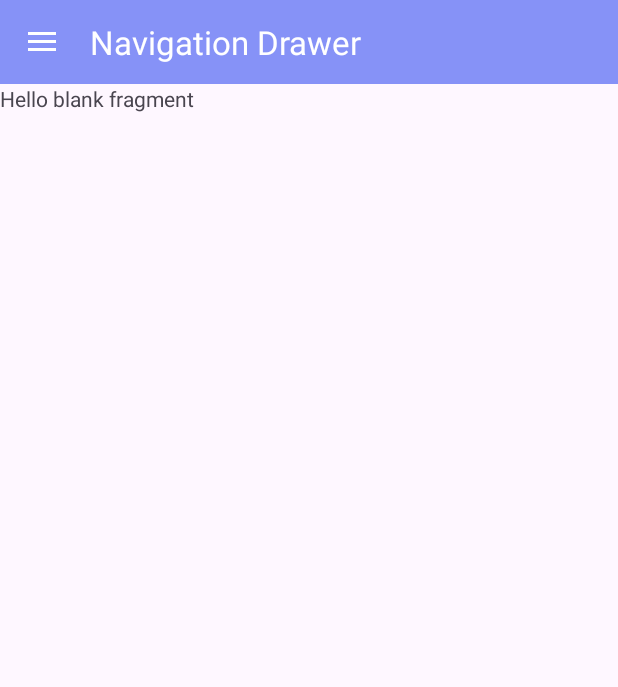
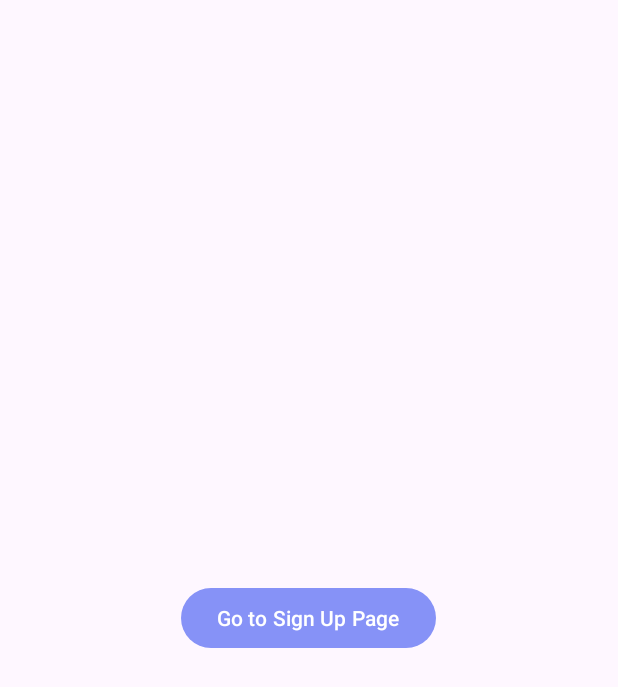
Before and after one commit to ibrahimmi23-meet/sea, an Android app: the screen it shows after launch (MainActivity), on a phone screen of 412 x 824 dp. Shown: the top 687 px of the screen. Run offline under Robolectric (Android 15) with nearby library versions, the phone set to English and light mode, and no system bars.

```diff
--- a/app/src/main/AndroidManifest.xml
+++ b/app/src/main/AndroidManifest.xml
@@ -12,6 +12,9 @@
         android:supportsRtl="true"
         android:theme="@style/Theme.Deep10"
         tools:targetApi="31">
+        <activity
+            android:name=".HomePage"
+            android:exported="false" />
         <activity
             android:name=".DivingCentersActivity"
             android:exported="false" />
--- a/app/src/main/java/com/example/deep10/MainActivity.java
+++ b/app/src/main/java/com/example/deep10/MainActivity.java
@@ -9,68 +9,32 @@ import androidx.drawerlayout.widget.DrawerLayout;
 import android.content.Intent;
 import android.os.Bundle;
 import android.view.MenuItem;
+import android.view.View;
+import android.widget.Button;
 import android.widget.Toast;
 
 import com.google.android.material.navigation.NavigationView;
 
-public class MainActivity extends AppCompatActivity implements NavigationView.OnNavigationItemSelectedListener {
+public class MainActivity extends AppCompatActivity {
 
-    private DrawerLayout drawerLayout;
+    private Button signUpButton;
 
     @Override
     protected void onCreate(Bundle savedInstanceState) {
         super.onCreate(savedInstanceState);
         setContentView(R.layout.activity_main);
 
-        Toolbar toolbar = findViewById(R.id.toolbar); //Ignore red line errors
-        setSupportActionBar(toolbar);
+        // Find the sign-up button
+        signUpButton = findViewById(R.id.buttonSignUpPage);
 
-        drawerLayout = findViewById(R.id.drawer_layout);
-        NavigationView navigationView = findViewById(R.id.nav_view);
-        navigationView.setNavigationItemSelectedListener(this);
-
-        ActionBarDrawerToggle toggle = new ActionBarDrawerToggle(this, drawerLayout, toolbar, R.string.open_nav,
-                R.string.close_nav);
-        drawerLayout.addDrawerListener(toggle);
-        toggle.syncState();
-
-        if (savedInstanceState == null) {
-            getSupportFragmentManager().beginTransaction().replace(R.id.fragment_container, new HomeFragment()).commit();
-            navigationView.setCheckedItem(R.id.nav_home);
-        }
-    }
-
-    @Override
-    public boolean onNavigationItemSelected(@NonNull MenuItem item) {
-        if(R.id.nav_home==item.getItemId()){
-            getSupportFragmentManager().beginTransaction().replace(R.id.fragment_container, new HomeFragment()).commit();
-
-        }
-        else if(R.id.nav_settings==item.getItemId()){
-            getSupportFragmentManager().beginTransaction().replace(R.id.fragment_container, new SettingsFragment()).commit();
-        }
-        else if(R.id.nav_share==item.getItemId()){
-            getSupportFragmentManager().beginTransaction().replace(R.id.fragment_container, new ShareFragment()).commit();
-        }
-        else if(R.id.nav_about==item.getItemId()){
-            getSupportFragmentManager().beginTransaction().replace(R.id.fragment_container, new AboutFragment()).commit();
-        }
-        else if(R.id.nav_logout==item.getItemId()){
-            startActivity(new Intent(this,LogInActivity.class));
-            Toast.makeText(this, "Logout!", Toast.LENGTH_SHORT).show();
-        }
-        drawerLayout.closeDrawer(GravityCompat.START);
-        return true;
-        }
-
-
-
-    @Override
-    public void onBackPressed() {
-        if (drawerLayout.isDrawerOpen(GravityCompat.START)) {
-            drawerLayout.closeDrawer(GravityCompat.START);
-        } else {
-            super.onBackPressed();
-        }
+        // Set up a click listener for the button
+        signUpButton.setOnClickListener(new View.OnClickListener() {
+            @Override
+            public void onClick(View v) {
+                // Navigate to the Sign Up activity
+                Intent intent = new Intent(MainActivity.this, SignUpActivity.class);
+                startActivity(intent);
+            }
+        });
     }
 }
--- /dev/null
+++ b/app/src/main/res/drawable/baseline_attach_money_24.xml
@@ -0,0 +1,5 @@
+<vector android:height="24dp" android:tint="#FFFFFF"
+    android:viewportHeight="24" android:viewportWidth="24"
+    android:width="24dp" xmlns:android="http://schemas.android.com/apk/res/android">
+    <path android:fillColor="@android:color/white" android:pathData="M11.8,10.9c-2.27,-0.59 -3,-1.2 -3,-2.15 0,-1.09 1.01,-1.85 2.7,-1.85 1.78,0 2.44,0.85 2.5,2.1h2.21c-0.07,-1.72 -1.12,-3.3 -3.21,-3.81V3h-3v2.16c-1.94,0.42 -3.5,1.68 -3.5,3.61 0,2.31 1.91,3.46 4.7,4.13 2.5,0.6 3,1.48 3,2.41 0,0.69 -0.49,1.79 -2.7,1.79 -2.06,0 -2.87,-0.92 -2.98,-2.1h-2.2c0.12,2.19 1.76,3.42 3.68,3.83V21h3v-2.15c1.95,-0.37 3.5,-1.5 3.5,-3.55 0,-2.84 -2.43,-3.81 -4.7,-4.4z"/>
+</vector>
--- /dev/null
+++ b/app/src/main/res/drawable/circleshape.xml
@@ -0,0 +1,4 @@
+<?xml version="1.0" encoding="utf-8"?>
+<shape android:shape="oval" xmlns:android="http://schemas.android.com/apk/res/android">
+
+</shape>
--- a/app/src/main/res/layout/activity_main.xml
+++ b/app/src/main/res/layout/activity_main.xml
@@ -1,44 +1,15 @@
 <?xml version="1.0" encoding="utf-8"?>
-<androidx.drawerlayout.widget.DrawerLayout
+<LinearLayout
     xmlns:android="http://schemas.android.com/apk/res/android"
-    xmlns:app="http://schemas.android.com/apk/res-auto"
-    xmlns:tools="http://schemas.android.com/tools"
     android:layout_width="match_parent"
     android:layout_height="match_parent"
-    android:id="@+id/drawer_layout"
-    android:fitsSystemWindows="true"
-    tools:openDrawer="start"
-    tools:context=".MainActivity">
+    android:orientation="vertical"
+    android:gravity="center">
 
-    <LinearLayout
-        android:layout_width="match_parent"
-        android:layout_height="match_parent"
-        android:orientation="vertical">
+    <Button
+        android:id="@+id/buttonSignUpPage"
+        android:layout_width="wrap_content"
+        android:layout_height="wrap_content"
+        android:text="Go to Sign Up Page"/>
 
-        <androidx.appcompat.widget.Toolbar
-            android:layout_width="match_parent"
-            android:layout_height="56dp"
-            android:id="@+id/toolbar"
-            android:elevation="4dp"
-            android:background="@color/lavender"
-            android:theme="@style/ThemeOverlay.AppCompat.Dark.ActionBar"
-            android:popupTheme="@style/ThemeOverlay.AppCompat.Light"/>
-
-        <FrameLayout
-            android:layout_width="match_parent"
-            android:layout_height="match_parent"
-            android:id="@+id/fragment_container"/>
-
-    </LinearLayout>
-
-    <com.google.android.material.navigation.NavigationView
-        android:layout_width="wrap_content"
-        android:layout_height="match_parent"
-        android:id="@+id/nav_view"
-        android:layout_gravity="start"
-        app:headerLayout="@layout/nav_header"
-        app:menu="@menu/navmenu"
-        app:itemIconTint="@color/lavender"
-        app:itemTextColor="@color/lavender"/>
-
-</androidx.drawerlayout.widget.DrawerLayout>
+</LinearLayout>
```
Also changed, not shown: app/src/main/java/com/example/deep10/HomePage.java (added, +61 -0 lines), app/src/main/res/layout/activity_home_page.xml (added, +193 -0 lines), app/src/main/res/values/colors.xml (+11 -0 lines).
